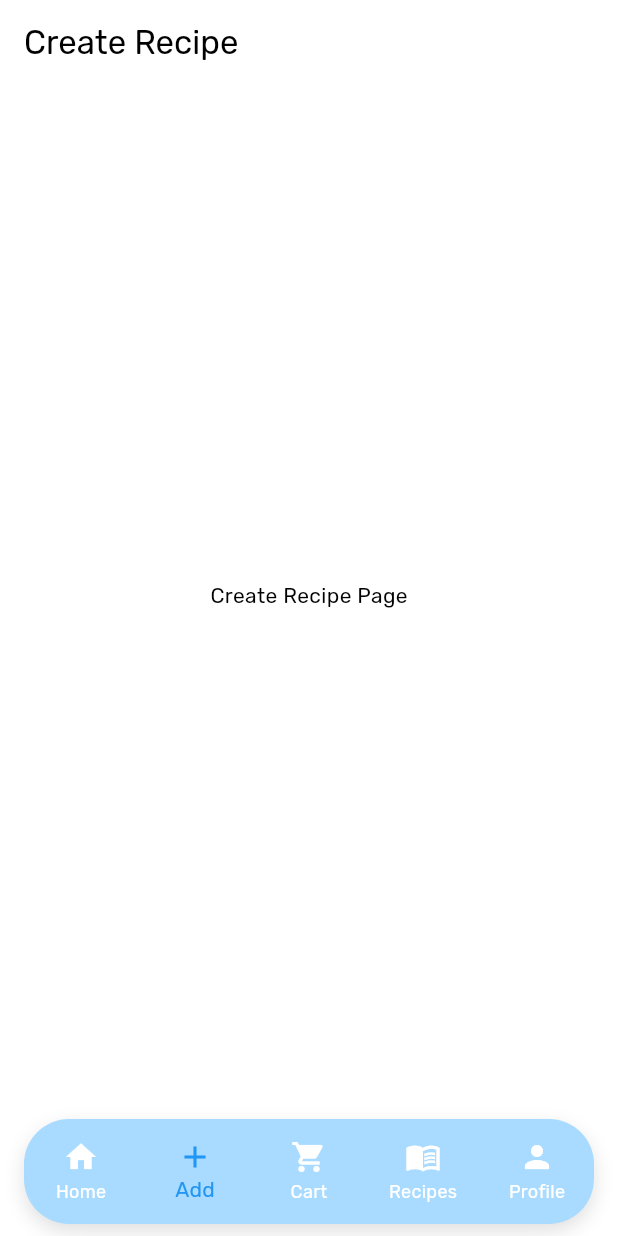
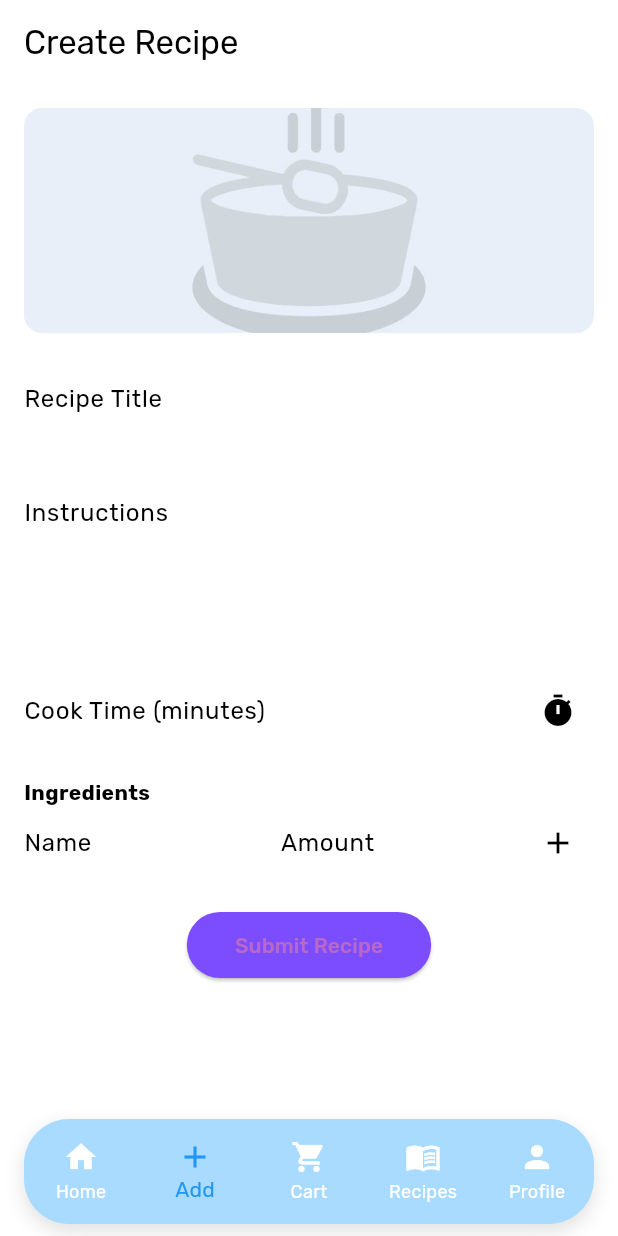
Before and after one commit to Batttu/CS310-ChefBuddy, a Flutter app: the screen it shows after launch, item 2 of the bottom bar chosen, on a phone screen of 412 x 824 dp. Run offline on Flutter 3.47's test engine with Material 3 defaults, Android fonts, the phone set to English and light mode, and no system bars; our stand-ins replace google_fonts; network calls fail.

Commit message:
Complete CreateRecipe and SearchFilter screens with asset image, form validation, and UI updates

```diff
--- a/lib/screens/CreateRecipe.dart
+++ b/lib/screens/CreateRecipe.dart
@@ -1,11 +1,159 @@
 import 'package:flutter/material.dart';
 
-class CreateRecipe extends StatelessWidget {
+class CreateRecipe extends StatefulWidget {
+  @override
+  _CreateRecipeState createState() => _CreateRecipeState();
+}
+
+class _CreateRecipeState extends State<CreateRecipe> {
+  final _formKey = GlobalKey<FormState>();
+  final _titleController = TextEditingController();
+  final _instructionsController = TextEditingController();
+  final _ingredientNameController = TextEditingController();
+  final _ingredientAmountController = TextEditingController();
+  final _cookTimeController = TextEditingController();
+
+  List<Map<String, String>> _ingredients = [];
+
+  void _addIngredient() {
+    final name = _ingredientNameController.text.trim();
+    final amount = _ingredientAmountController.text.trim();
+    if (name.isNotEmpty && amount.isNotEmpty) {
+      setState(() {
+        _ingredients.add({'name': name, 'amount': amount});
+        _ingredientNameController.clear();
+        _ingredientAmountController.clear();
+      });
+    }
+  }
+
+  void _submitRecipe() {
+    if (_formKey.currentState!.validate()) {
+      print('Title: ${_titleController.text}');
+      print('Instructions: ${_instructionsController.text}');
+      print('Cook time: ${_cookTimeController.text}');
+      print('Ingredients: $_ingredients');
+      ScaffoldMessenger.of(context).showSnackBar(
+        SnackBar(content: Text('Recipe Submitted!')),
+      );
+    }
+  }
+
   @override
   Widget build(BuildContext context) {
     return Scaffold(
       appBar: AppBar(title: Text('Create Recipe')),
-      body: Center(child: Text('Create Recipe Page')),
+      body: SingleChildScrollView(
+        padding: EdgeInsets.all(16),
+        child: Form(
+          key: _formKey,
+          child: Column(
+            crossAxisAlignment: CrossAxisAlignment.start,
+            children: [
+
+              // Asset image
+              ClipRRect(
+                borderRadius: BorderRadius.circular(12),
+                child: Image.asset(
+                  'assets/images/placeholder.jpg',
+                  height: 150,
+                  width: double.infinity,
+                  fit: BoxFit.cover,
+                ),
+              ),
+
+              SizedBox(height: 16),
+
+              // Recipe name
+              TextFormField(
+                controller: _titleController,
+                decoration: InputDecoration(labelText: 'Recipe Title'),
+                validator: (val) => val == null || val.isEmpty ? 'Enter title' : null,
+              ),
+
+              SizedBox(height: 12),
+
+              // Instructions
+              TextFormField(
+                controller: _instructionsController,
+                maxLines: 4,
+                decoration: InputDecoration(
+                  labelText: 'Instructions',
+                  alignLabelWithHint: true,
+                ),
+              ),
+
+              SizedBox(height: 12),
+
+              // Cook Time
+              TextFormField(
+                controller: _cookTimeController,
+                keyboardType: TextInputType.number,
+                decoration: InputDecoration(
+                  labelText: 'Cook Time (minutes)',
+                  suffixIcon: Icon(Icons.timer),
+                ),
+              ),
+
+              SizedBox(height: 16),
+
+              Text('Ingredients', style: TextStyle(fontWeight: FontWeight.bold)),
+
+              Row(
+                children: [
+                  Expanded(
+                    child: TextFormField(
+                      controller: _ingredientNameController,
+                      decoration: InputDecoration(hintText: 'Name'),
+                    ),
+                  ),
+                  SizedBox(width: 10),
+                  Expanded(
+                    child: TextFormField(
+                      controller: _ingredientAmountController,
+                      decoration: InputDecoration(hintText: 'Amount'),
+                    ),
+                  ),
+                  IconButton(
+                    icon: Icon(Icons.add),
+                    onPressed: _addIngredient,
+                  ),
+                ],
+              ),
+
+              ..._ingredients.map((ingredient) {
+                return ListTile(
+                  title: Text('${ingredient['name']} - ${ingredient['amount']}'),
+                  trailing: IconButton(
+                    icon: Icon(Icons.delete),
+                    onPressed: () {
+                      setState(() {
+                        _ingredients.remove(ingredient);
+                      });
+                    },
+                  ),
+                );
+              }).toList(),
+
+              SizedBox(height: 20),
+
+              Center(
+                child: ElevatedButton(
+                  onPressed: _submitRecipe,
+                  style: ElevatedButton.styleFrom(
+                    backgroundColor: Colors.deepPurpleAccent,
+                    padding: EdgeInsets.symmetric(horizontal: 32, vertical: 12),
+                    shape: RoundedRectangleBorder(
+                      borderRadius: BorderRadius.circular(25),
+                    ),
+                  ),
+                  child: Text('Submit Recipe'),
+                ),
+              ),
+            ],
+          ),
+        ),
+      ),
     );
   }
 }
--- a/pubspec.yaml
+++ b/pubspec.yaml
@@ -14,7 +14,7 @@ dependencies:
 
   english_words: ^4.0.0
   provider: ^6.1.2
-  google_fonts: ^5.0.0
+  google_fonts: ^6.2.1
 
 dev_dependencies:
   flutter_test:
@@ -24,3 +24,6 @@ dev_dependencies:
 
 flutter:
   uses-material-design: true
+
+  assets:
+    - assets/images/placeholder.jpg
```
Also changed, not shown: lib/screens/RecipeList.dart (+13 -2 lines), lib/screens/SearchFilter.dart (added, +114 -0 lines), assets/images/placeholder.jpg (added), pubspec.lock, 1 other file.
